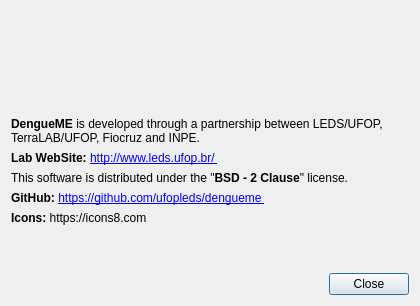
Qt form source/src/about.ui (ufopleds/DengueME) before a commit.
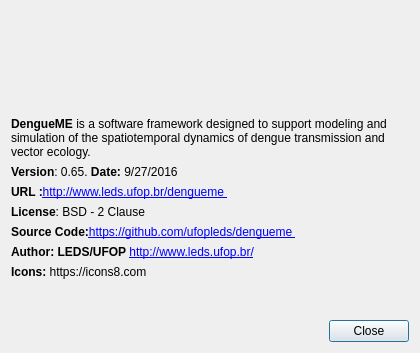
The same form after that commit. Icons and pictures are not drawn.

What changed in the file:
```diff
--- a/source/src/about.ui
+++ b/source/src/about.ui
@@ -7,7 +7,7 @@
     <x>0</x>
     <y>0</y>
     <width>420</width>
-    <height>284</height>
+    <height>353</height>
    </rect>
   </property>
   <property name="sizePolicy">
@@ -16,10 +16,16 @@
     <verstretch>0</verstretch>
    </sizepolicy>
   </property>
+  <property name="minimumSize">
+   <size>
+    <width>420</width>
+    <height>353</height>
+   </size>
+  </property>
   <property name="maximumSize">
    <size>
     <width>420</width>
-    <height>284</height>
+    <height>353</height>
    </size>
   </property>
   <property name="windowTitle">
@@ -67,7 +73,7 @@
       </sizepolicy>
      </property>
      <property name="text">
-      <string>&lt;b&gt;DengueME&lt;/b&gt; is developed through a partnership between LEDS/UFOP, TerraLAB/UFOP, Fiocruz and INPE.</string>
+      <string>&lt;b&gt; DengueME&lt;/b&gt; is a software framework designed to support modeling and simulation of the spatiotemporal dynamics of dengue transmission and vector ecology.</string>
      </property>
      <property name="textFormat">
       <enum>Qt::AutoText</enum>
@@ -86,10 +92,17 @@
      </property>
     </widget>
    </item>
+   <item>
+    <widget class="QLabel" name="label_6">
+     <property name="text">
+      <string>&lt;html&gt;&lt;head/&gt;&lt;body&gt;&lt;p&gt;&lt;span style=&quot; font-weight:600;&quot;&gt;Version&lt;/span&gt;: 0.65. &lt;span style=&quot; font-weight:600;&quot;&gt;Date: &lt;/span&gt;9/27/2016&lt;/p&gt;&lt;/body&gt;&lt;/html&gt;</string>
+     </property>
+    </widget>
+   </item>
    <item>
     <widget class="QLabel" name="label_5">
      <property name="text">
-      <string>&lt;b&gt;Lab WebSite:&lt;/b&gt; &lt;a href=&quot;http://www.leds.ufop.br/&quot;&gt;http://www.leds.ufop.br/ &lt;/a&gt;</string>
+      <string>&lt;html&gt;&lt;head/&gt;&lt;body&gt;&lt;p&gt;&lt;span style=&quot; font-weight:600;&quot;&gt;URL :&lt;/span&gt;&lt;a href=&quot;http://www.leds.ufop.br/&quot;&gt;&lt;span style=&quot; text-decoration: underline; color:#0000ff;&quot;&gt;http://www.leds.ufop.br/dengueme &lt;/span&gt;&lt;/a&gt;&lt;/p&gt;&lt;/body&gt;&lt;/html&gt;</string>
      </property>
      <property name="openExternalLinks">
       <bool>true</bool>
@@ -102,14 +115,14 @@
    <item>
     <widget class="QLabel" name="label_2">
      <property name="text">
-      <string>&lt;html&gt;&lt;head/&gt;&lt;body&gt;&lt;p&gt;This software is distributed under the &amp;quot;&lt;span style=&quot; font-weight:600;&quot;&gt;BSD - 2 Clause&lt;/span&gt;&amp;quot; license. &lt;/p&gt;&lt;/body&gt;&lt;/html&gt;</string>
+      <string>&lt;html&gt;&lt;head/&gt;&lt;body&gt;&lt;p&gt;&lt;span style=&quot; font-weight:600;&quot;&gt;License&lt;/span&gt;: BSD - 2 Clause&lt;/p&gt;&lt;/body&gt;&lt;/html&gt;</string>
      </property>
     </widget>
    </item>
    <item>
     <widget class="QLabel" name="label_4">
      <property name="text">
-      <string>&lt;b&gt;GitHub:&lt;/b&gt;  &lt;a href=&quot;https://github.com/ufopleds/dengueme&quot;&gt;https://github.com/ufopleds/dengueme &lt;/a&gt;</string>
+      <string>&lt;html&gt;&lt;head/&gt;&lt;body&gt;&lt;p&gt;&lt;span style=&quot; font-weight:600;&quot;&gt;Source Code:&lt;/span&gt;&lt;a href=&quot;https://github.com/ufopleds/dengueme&quot;&gt;&lt;span style=&quot; text-decoration: underline; color:#0000ff;&quot;&gt;https://github.com/ufopleds/dengueme &lt;/span&gt;&lt;/a&gt;&lt;/p&gt;&lt;/body&gt;&lt;/html&gt;</string>
      </property>
      <property name="openExternalLinks">
       <bool>true</bool>
@@ -119,6 +132,13 @@
      </property>
     </widget>
    </item>
+   <item>
+    <widget class="QLabel" name="label_7">
+     <property name="text">
+      <string>&lt;html&gt;&lt;head/&gt;&lt;body&gt;&lt;p&gt;&lt;span style=&quot; font-weight:600;&quot;&gt;Author: LEDS/UFOP  &lt;/span&gt;&lt;a href=&quot;http://www.leds.ufop.br/&quot;&gt;&lt;span style=&quot; text-decoration: underline; color:#0000ff;&quot;&gt;http://www.leds.ufop.br/&lt;/span&gt;&lt;/a&gt;&lt;/p&gt;&lt;/body&gt;&lt;/html&gt;</string>
+     </property>
+    </widget>
+   </item>
    <item>
     <widget class="QLabel" name="label_3">
      <property name="text">
```
